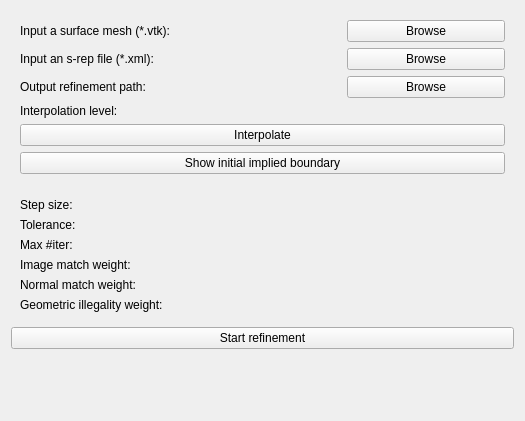
Before: the Qt Designer form SkeletalRepresentationRefiner/Resources/UI/qSlicerSkeletalRepresentationRefinerModuleWidget.ui in KitwareMedical/SlicerSkeletalRepresentation, drawn with Qt 5.
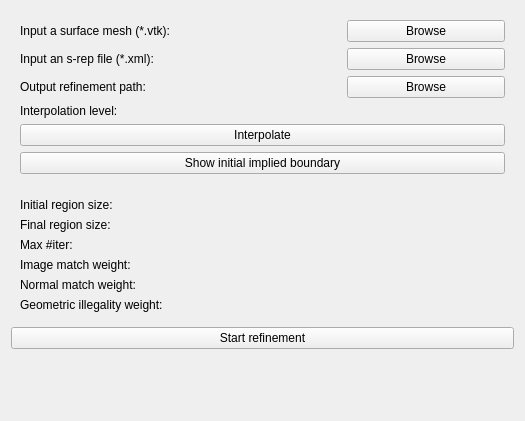
After: the same form once the commit is applied. Custom widgets are drawn as their Qt base class.

```diff
--- a/SkeletalRepresentationRefiner/Resources/UI/qSlicerSkeletalRepresentationRefinerModuleWidget.ui
+++ b/SkeletalRepresentationRefiner/Resources/UI/qSlicerSkeletalRepresentationRefinerModuleWidget.ui
@@ -153,7 +153,7 @@
         <item>
          <widget class="QLabel" name="label">
           <property name="text">
-           <string>Step size:</string>
+           <string>Initial region size:</string>
           </property>
          </widget>
         </item>
@@ -183,7 +183,7 @@
         <item>
          <widget class="QLabel" name="label">
           <property name="text">
-           <string>Tolerance:</string>
+           <string>Final region size:</string>
           </property>
          </widget>
         </item>
```
